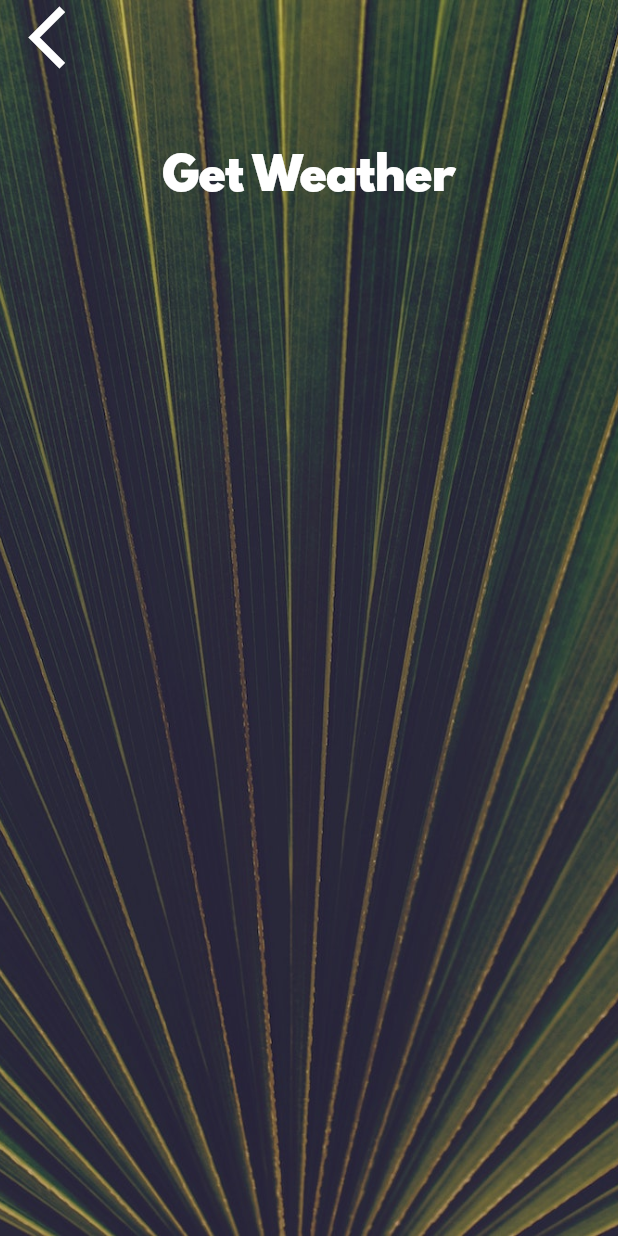
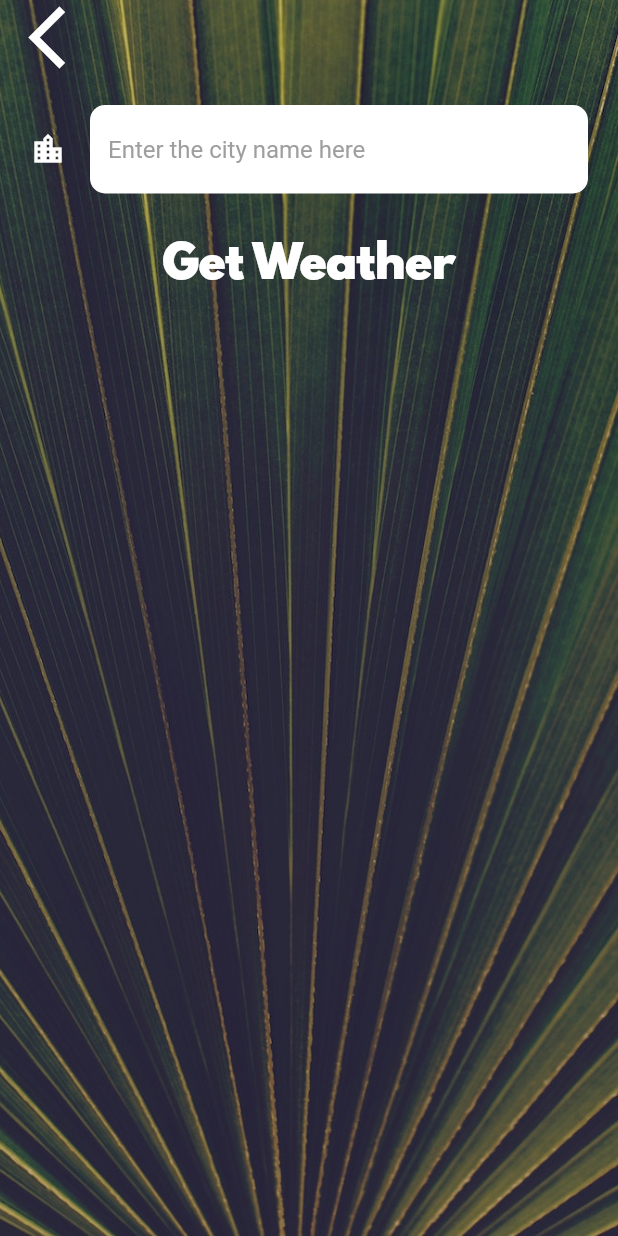
Before and after one commit to sharmasidharth1910/clima, a Flutter app: the CityScreen screen opened directly, on a phone screen of 412 x 824 dp. Run offline on Flutter 3.47's test engine with Material 2 defaults, Android fonts, the phone set to English and light mode, and no system bars; our stand-ins replace flutter_spinkit, geolocator; network calls fail.

```diff
--- a/lib/screens/city_screen.dart
+++ b/lib/screens/city_screen.dart
@@ -7,6 +7,9 @@ class CityScreen extends StatefulWidget {
 }
 
 class _CityScreenState extends State<CityScreen> {
+
+  String cityName;
+
   @override
   Widget build(BuildContext context) {
     return Scaffold(
@@ -24,7 +27,9 @@ class _CityScreenState extends State<CityScreen> {
               Align(
                 alignment: Alignment.topLeft,
                 child: FlatButton(
-                  onPressed: () {},
+                  onPressed: () {
+                    Navigator.pop(context);
+                  },
                   child: Icon(
                     Icons.arrow_back_ios,
                     size: 50.0,
@@ -33,10 +38,20 @@ class _CityScreenState extends State<CityScreen> {
               ),
               Container(
                 padding: EdgeInsets.all(20.0),
-                child: null,
+                child: TextField(
+                  style: TextStyle(
+                    color: Colors.black,
+                  ),
+                  decoration: kTextFieldInputDecoration,
+                  onChanged: (value) {
+                    cityName = value;
+                  },
+                ),
               ),
               FlatButton(
-                onPressed: () {},
+                onPressed: () {
+                  Navigator.pop(context, cityName);
+                },
                 child: Text(
                   'Get Weather',
                   style: kButtonTextStyle,
--- a/lib/utilities/constants.dart
+++ b/lib/utilities/constants.dart
@@ -18,3 +18,22 @@ const kButtonTextStyle = TextStyle(
 const kConditionTextStyle = TextStyle(
   fontSize: 100.0,
 );
+
+const kTextFieldInputDecoration = InputDecoration(
+  filled: true,
+  fillColor: Colors.white,
+  icon: Icon(
+    Icons.location_city,
+    color: Colors.white,
+  ),
+  hintText: "Enter the city name here",
+  hintStyle: TextStyle(
+    color: Colors.grey,
+  ),
+  border: OutlineInputBorder(
+    borderRadius: BorderRadius.all(
+      Radius.circular(10.0),
+    ),
+    borderSide: BorderSide.none,
+  ),
+);
--- a/pubspec.yaml
+++ b/pubspec.yaml
@@ -15,6 +15,8 @@ dependencies:
   # Use with the CupertinoIcons class for iOS style icons.
   cupertino_icons: ^0.1.2
   geolocator: ^5.2.1
+  http: ^0.12.0+4
+  flutter_spinkit: ^4.1.1
 
 dev_dependencies:
   flutter_test:
```
Also changed, not shown: lib/screens/loading_screen.dart (+21 -6 lines), lib/screens/location_screen.dart (+60 -5 lines), lib/services/location.dart (+17 -0 lines), lib/services/networking.dart (+18 -0 lines), lib/services/weather.dart (+28 -0 lines), pubspec.lock.
